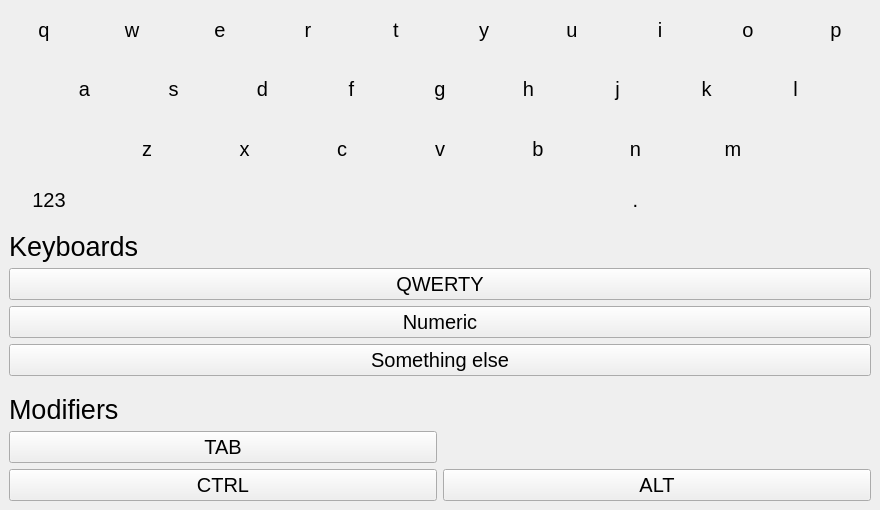
The window that keyboardwindow.ui (vicr123/ts-kbd) describes before a commit, drawn with Qt 5.
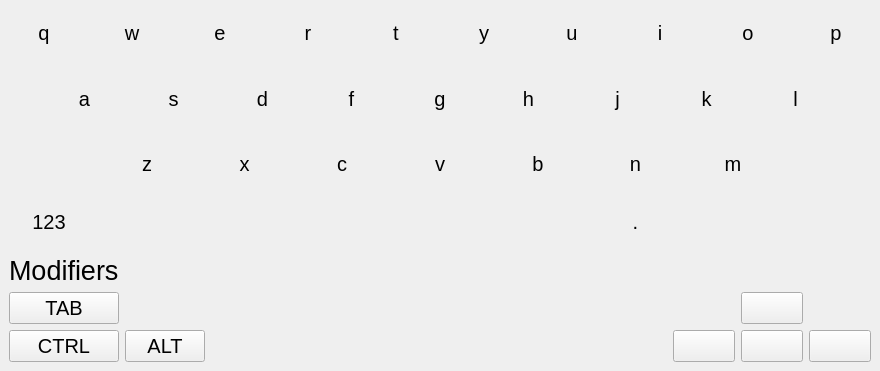
The same window after the commit. Icons and pictures are not drawn.

What changed in the file:
```diff
--- a/keyboardwindow.ui
+++ b/keyboardwindow.ui
@@ -7,7 +7,7 @@
     <x>0</x>
     <y>0</y>
     <width>880</width>
-    <height>510</height>
+    <height>371</height>
    </rect>
   </property>
   <property name="baseSize">
@@ -1657,55 +1657,17 @@
      <property name="frameShadow">
       <enum>QFrame::Raised</enum>
      </property>
-     <layout class="QVBoxLayout" name="verticalLayout_3">
-      <item>
-       <widget class="QLabel" name="label">
-        <property name="font">
-         <font>
-          <pointsize>20</pointsize>
-         </font>
-        </property>
-        <property name="text">
-         <string>Keyboards</string>
-        </property>
-       </widget>
-      </item>
-      <item>
-       <widget class="QPushButton" name="pushButton_7">
-        <property name="text">
-         <string>QWERTY</string>
-        </property>
-       </widget>
-      </item>
-      <item>
-       <widget class="QPushButton" name="pushButton_43">
-        <property name="text">
-         <string>Numeric</string>
-        </property>
-       </widget>
-      </item>
-      <item>
-       <widget class="QPushButton" name="pushButton_44">
-        <property name="text">
-         <string>Something else</string>
-        </property>
-       </widget>
-      </item>
-     </layout>
-    </widget>
-   </item>
-   <item>
-    <widget class="QFrame" name="modifierKeys">
-     <property name="autoFillBackground">
-      <bool>true</bool>
-     </property>
-     <property name="frameShape">
-      <enum>QFrame::NoFrame</enum>
-     </property>
-     <property name="frameShadow">
-      <enum>QFrame::Raised</enum>
-     </property>
      <layout class="QGridLayout" name="gridLayout_2">
+      <item row="2" column="3">
+       <widget class="QPushButton" name="leftButton">
+        <property name="text">
+         <string/>
+        </property>
+        <property name="icon">
+         <iconset theme="go-previous"/>
+        </property>
+       </widget>
+      </item>
       <item row="0" column="0">
        <widget class="QLabel" name="label_2">
         <property name="font">
@@ -1728,16 +1690,6 @@
         </property>
        </widget>
       </item>
-      <item row="2" column="1">
-       <widget class="QPushButton" name="altKey">
-        <property name="text">
-         <string>ALT</string>
-        </property>
-        <property name="checkable">
-         <bool>true</bool>
-        </property>
-       </widget>
-      </item>
       <item row="1" column="0">
        <widget class="QPushButton" name="tabButton">
         <property name="text">
@@ -1745,6 +1697,59 @@
         </property>
        </widget>
       </item>
+      <item row="2" column="4">
+       <widget class="QPushButton" name="downButton">
+        <property name="text">
+         <string/>
+        </property>
+        <property name="icon">
+         <iconset theme="go-down"/>
+        </property>
+       </widget>
+      </item>
+      <item row="2" column="2">
+       <spacer name="horizontalSpacer_3">
+        <property name="orientation">
+         <enum>Qt::Horizontal</enum>
+        </property>
+        <property name="sizeHint" stdset="0">
+         <size>
+          <width>40</width>
+          <height>20</height>
+         </size>
+        </property>
+       </spacer>
+      </item>
+      <item row="2" column="1">
+       <widget class="QPushButton" name="altKey">
+        <property name="text">
+         <string>ALT</string>
+        </property>
+        <property name="checkable">
+         <bool>true</bool>
+        </property>
+       </widget>
+      </item>
+      <item row="2" column="5">
+       <widget class="QPushButton" name="rightButton">
+        <property name="text">
+         <string/>
+        </property>
+        <property name="icon">
+         <iconset theme="go-next"/>
+        </property>
+       </widget>
+      </item>
+      <item row="1" column="4">
+       <widget class="QPushButton" name="upButton">
+        <property name="text">
+         <string/>
+        </property>
+        <property name="icon">
+         <iconset theme="go-up"/>
+        </property>
+       </widget>
+      </item>
      </layout>
     </widget>
    </item>
```
